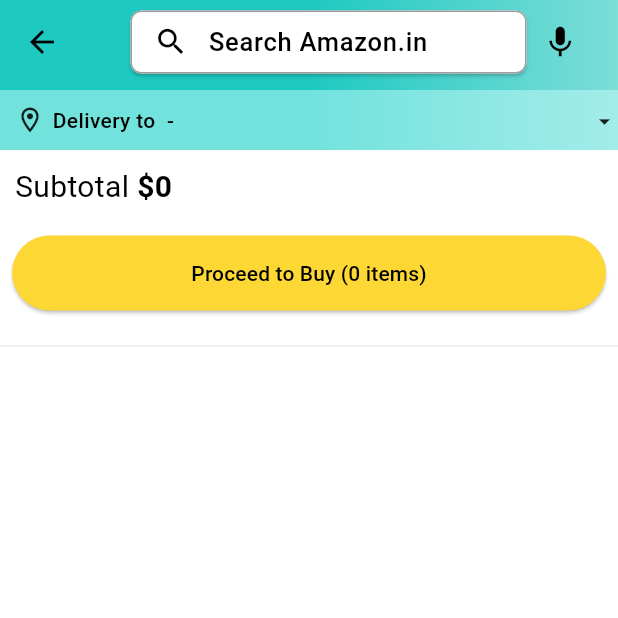
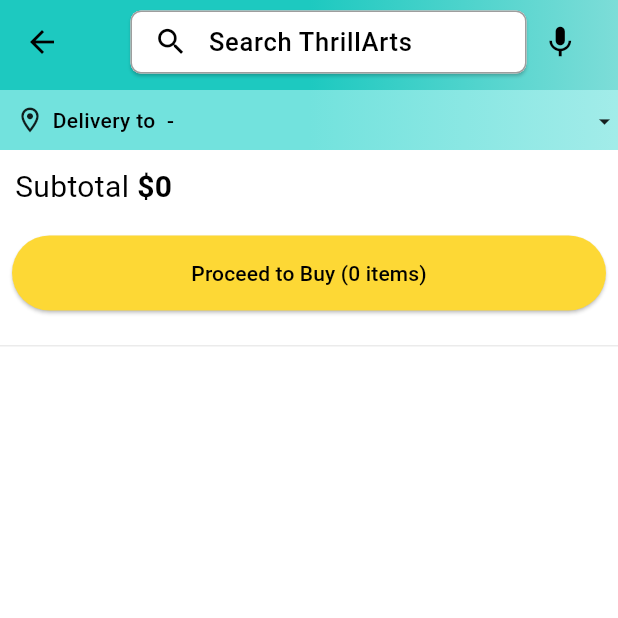
Before and after one commit to BrandonsCode/Amazon-clone, a Flutter app: the CartScreen screen opened directly, on a phone screen of 412 x 824 dp, the top half of it. Run offline on Flutter 3.47's test engine with Material 3 defaults, Android fonts, the phone set to English and light mode, and no system bars; our stand-ins replace carousel_slider, dotted_border, file_picker, flutter_rating_bar, shared_preferences; missing offline and left inert: cloudinary_public, pay; accounts and stored records are empty.

Commit message:
Second update

```diff
--- a/lib/features/address/screens/address_screen.dart
+++ b/lib/features/address/screens/address_screen.dart
@@ -198,7 +198,7 @@ class _AddressScreenState extends State<AddressScreen> {
                 onPaymentResult: onGooglePayResult,
                 paymentItems: paymentItems,
                 height: 50,
-                style: GooglePayButtonStyle.black,
+                // style: GooglePayButtonStyle.black,
                 type: GooglePayButtonType.buy,
                 margin: const EdgeInsets.only(top: 15),
                 loadingIndicator: const Center(
--- a/lib/features/cart/screens/cart_screen.dart
+++ b/lib/features/cart/screens/cart_screen.dart
@@ -90,7 +90,7 @@ class _CartScreenState extends State<CartScreen> {
                             width: 1,
                           ),
                         ),
-                        hintText: 'Search Amazon.in',
+                        hintText: 'Search ThrillArts',
                         hintStyle: const TextStyle(
                           fontWeight: FontWeight.w500,
                           fontSize: 17,
--- a/lib/features/home/screens/home_screen.dart
+++ b/lib/features/home/screens/home_screen.dart
@@ -74,7 +74,7 @@ class _HomeScreenState extends State<HomeScreen> {
                             width: 1,
                           ),
                         ),
-                        hintText: 'Search Amazon.in',
+                        hintText: 'Search ThrillArts',
                         hintStyle: const TextStyle(
                           fontWeight: FontWeight.w500,
                           fontSize: 17,
--- a/lib/features/order_details/screens/order_details.dart
+++ b/lib/features/order_details/screens/order_details.dart
@@ -105,7 +105,7 @@ class _OrderDetailScreenState extends State<OrderDetailScreen> {
                             width: 1,
                           ),
                         ),
-                        hintText: 'Search Amazon.in',
+                        hintText: 'Search ThrillArts',
                         hintStyle: const TextStyle(
                           fontWeight: FontWeight.w500,
                           fontSize: 17,
--- a/lib/features/product_details/screens/product_details_screen.dart
+++ b/lib/features/product_details/screens/product_details_screen.dart
@@ -112,7 +112,7 @@ class _ProductDetailScreenState extends State<ProductDetailScreen> {
                             width: 1,
                           ),
                         ),
-                        hintText: 'Search Amazon.in',
+                        hintText: 'Search ThrillArts',
                         hintStyle: const TextStyle(
                           fontWeight: FontWeight.w500,
                           fontSize: 17,
```
Also changed, not shown: lib/common/widgets/bottom_bar.dart (+9 -9 lines), lib/features/admin/screens/analtyics_screen.dart (+12 -12 lines), lib/features/admin/screens/pricePoints.dart (added, +15 -0 lines), lib/features/admin/widgets/category_products_chart.dart (+15 -15 lines), pubspec.yaml (+17 -15 lines), pubspec.lock, 5 other files.
